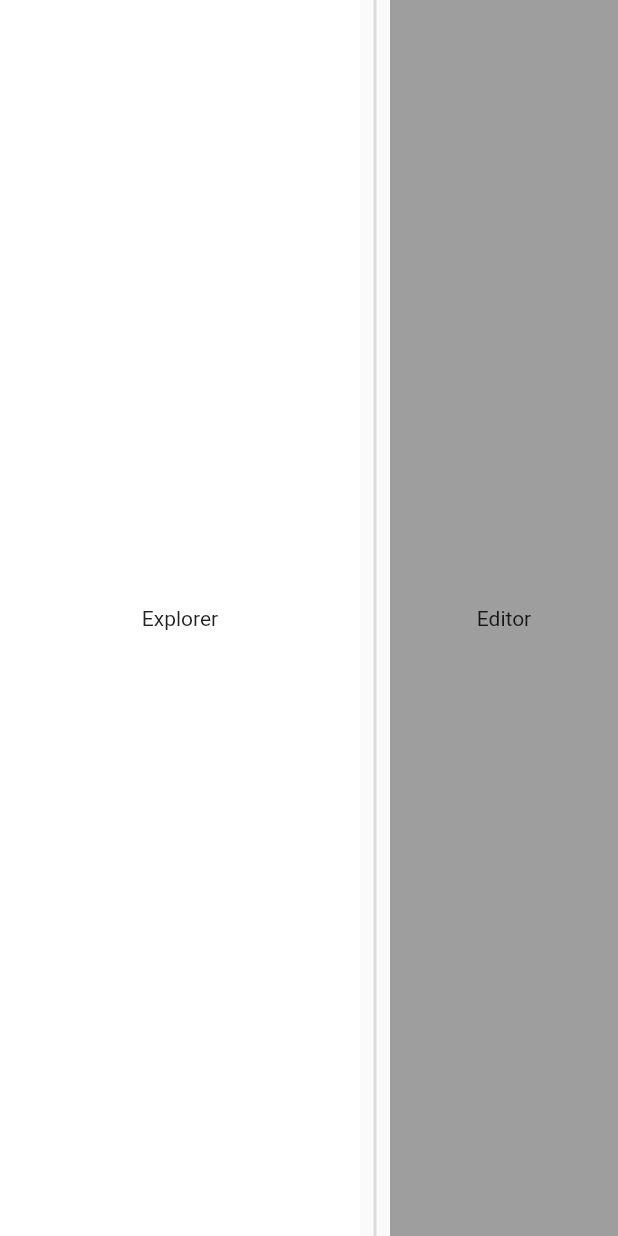
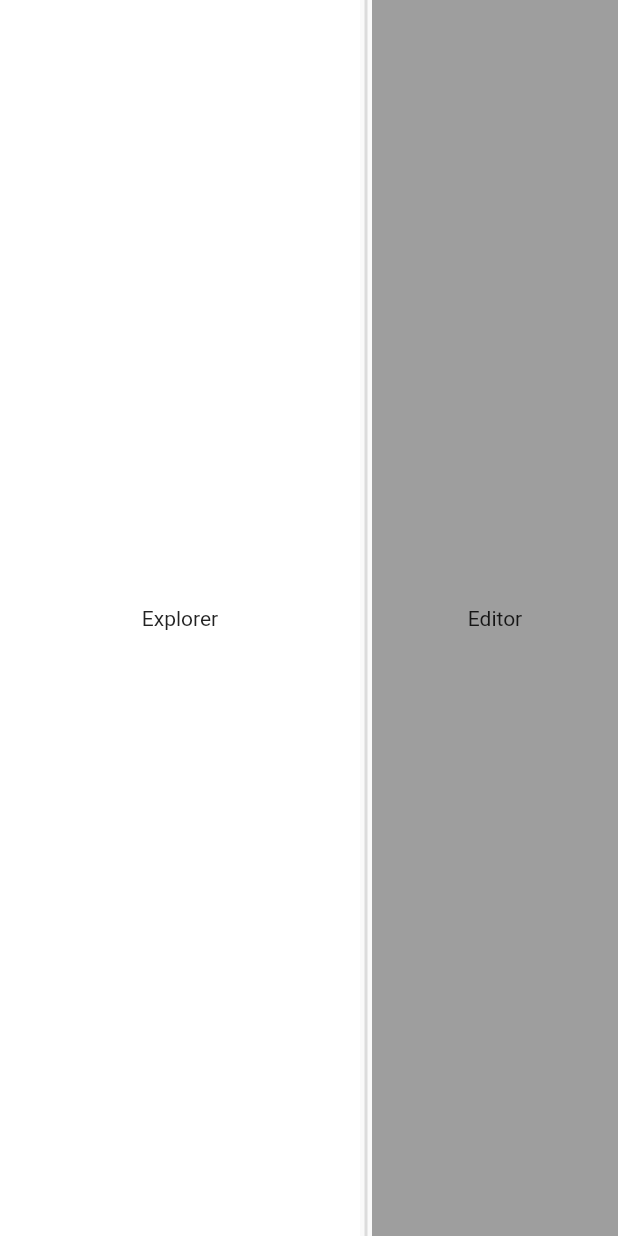
Before and after one commit to bombaybrew/nitrogen_flutter, a Flutter app: the DesktopBody screen opened directly, on a phone screen of 412 x 824 dp. Run offline on Flutter 3.47's test engine with Material 2 defaults, Android fonts, the light colour scheme and no system bars.

Commit message:
divider: mouse cursor for divider resize.

```diff
--- a/lib/responsive/desktop_body.dart
+++ b/lib/responsive/desktop_body.dart
@@ -15,9 +15,12 @@ class DesktopBody extends StatelessWidget {
           color: Colors.white,
           constraints: const BoxConstraints(minWidth: 240),
         ),
-        const VerticalDivider(
-          width: 20,
-          thickness: 2,
+        const MouseRegion(
+          cursor: SystemMouseCursors.resizeColumn,
+          child: VerticalDivider(
+            width: 8,
+            thickness: 2,
+          ),
         ),
         Expanded(
           child: Container(
```
